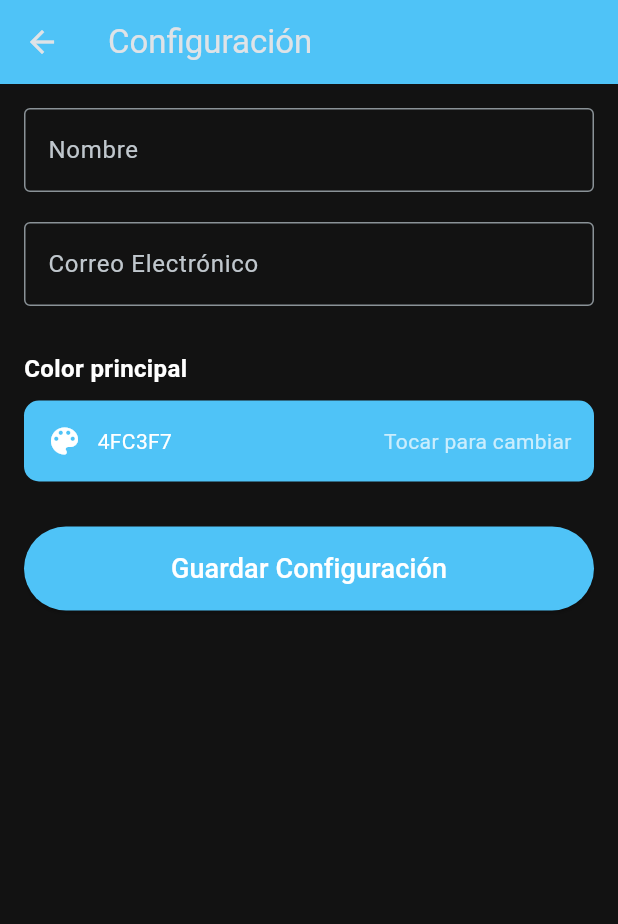
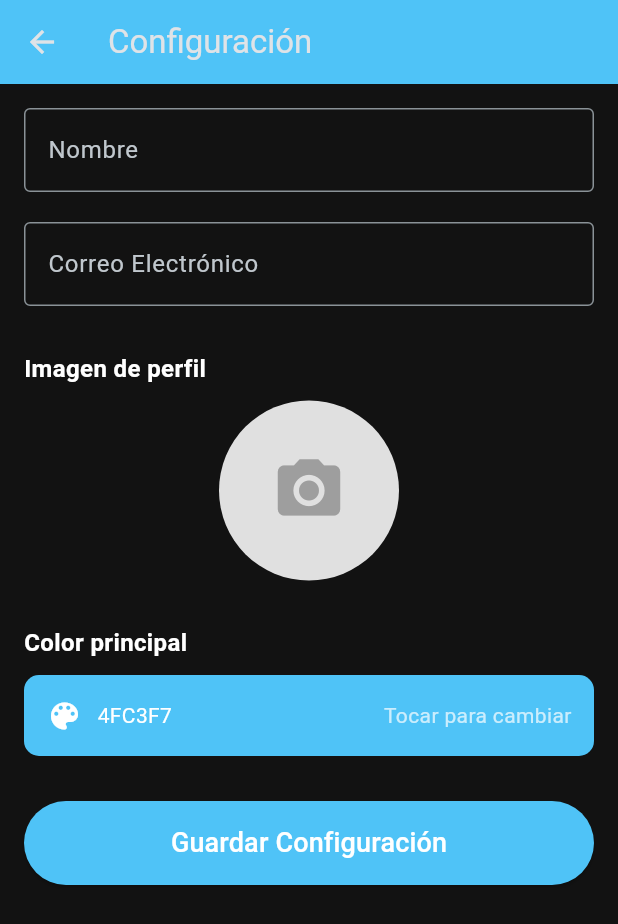
Before and after one commit to Awuitadeuwu/AppMusic, a Flutter app: the screen it shows after launch, item 2 of the bottom bar chosen, after a tap on the "menu" icon, after a tap on "Configuración", on a phone screen of 412 x 824 dp. Shown: the top 924 px of the screen. Run offline on Flutter 3.47's test engine with Material 3 defaults, Android fonts, the phone set to English and light mode, and no system bars; our stand-ins replace flutter_colorpicker, image_picker, shared_preferences.

Commit message:
Segundo comit

```diff
--- a/lib/home.dart
+++ b/lib/home.dart
@@ -1,40 +1,10 @@
+import 'dart:io';
 import 'package:flutter/material.dart';
 import 'package:shared_preferences/shared_preferences.dart';
 import 'views/list_view.dart';
 import 'views/card_view.dart';
 import 'views/grid_view.dart';
 import 'views/settings_screen.dart';
-
-class ExampleDestination {
-  const ExampleDestination(this.label, this.icon, this.selectedIcon);
-
-  final String label;
-  final Widget icon;
-  final Widget selectedIcon;
-}
-
-const List<ExampleDestination> destinations = <ExampleDestination>[
-  ExampleDestination(
-      'List',
-      Icon(Icons.list_outlined),
-      Icon(Icons.list)
-  ),
-  ExampleDestination(
-      'Card',
-      Icon(Icons.card_giftcard),
-      Icon(Icons.card_giftcard)
-  ),
-  ExampleDestination(
-      'Grid',
-      Icon(Icons.grid_on_outlined),
-      Icon(Icons.grid_on)
-  ),
-  ExampleDestination(
-      'Configuración',
-      Icon(Icons.settings_outlined),
-      Icon(Icons.settings)
-  ),
-];
 
 class HomeScreen extends StatefulWidget {
   final Function(Color) changeTheme;
@@ -49,6 +19,7 @@ class _HomeScreenState extends State<HomeScreen> {
   final GlobalKey<ScaffoldState> _scaffoldKey = GlobalKey<ScaffoldState>();
   String _userName = "App Menu";
   Color _primaryColor = const Color(0xFF4FC3F7);
+  File? _profileImage;
 
   @override
   void initState() {
@@ -62,24 +33,28 @@ class _HomeScreenState extends State<HomeScreen> {
       _userName = prefs.getString('name') ?? "App Menu";
       final colorValue = prefs.getInt('primary_color') ?? 0xFF4FC3F7;
       _primaryColor = Color(colorValue);
+      final imagePath = prefs.getString('profile_image');
+      if (imagePath != null) {
+        _profileImage = File(imagePath);
+      }
     });
   }
 
-  void _handleScreenChanged(int selectedIndex) {
+  void _handleScreenChanged() {
     _scaffoldKey.currentState?.closeDrawer();
-
-    if (selectedIndex < 3) {
-      setState(() {
-        _currentPageIndex = selectedIndex;
-      });
-    } else if (selectedIndex == 3) {
     Navigator.push(
       context,
-        MaterialPageRoute(builder: (context) => SettingsScreen(changeTheme: widget.changeTheme)),
+      MaterialPageRoute(builder: (context) => SettingsScreen(
+        changeTheme: widget.changeTheme,
+        updateProfileImage: (newImage) {
+          setState(() {
+            _profileImage = newImage != null ? File(newImage) : null;
+          });
+        },
+      )),
     ).then((_) async {
       await _loadPreferences();
     });
-    }
   }
 
   @override
@@ -129,6 +104,12 @@ class _HomeScreenState extends State<HomeScreen> {
             child: Column(
               crossAxisAlignment: CrossAxisAlignment.start,
               children: [
+                if (_profileImage != null)
+                  CircleAvatar(
+                    radius: 30,
+                    backgroundImage: FileImage(_profileImage!),
+                  )
+                else
                   const CircleAvatar(
                     radius: 30,
                     backgroundColor: Colors.white24,
@@ -165,35 +146,14 @@ class _HomeScreenState extends State<HomeScreen> {
               ],
             ),
           ),
-          ...destinations.map<Widget>((ExampleDestination destination) {
-            return ListTile(
-              leading: destination.icon,
-              title: Text(
-                destination.label,
-                style: const TextStyle(color: Colors.white),
-              ),
-              onTap: () => _handleScreenChanged(destinations.indexOf(destination)),
-              tileColor: _currentPageIndex == destinations.indexOf(destination)
-                  ? _primaryColor.withOpacity(0.5)
-                  : null,
-            );
-          }).toList(),
-          const Divider(color: Colors.white24, height: 20),
+          // Solo mostramos la opción de Configuración
           ListTile(
-            leading: const Icon(Icons.info_outline, color: Colors.white),
+            leading: const Icon(Icons.settings_outlined, color: Colors.white),
             title: const Text(
-              'About',
+              'Configuración',
               style: TextStyle(color: Colors.white),
             ),
-            onTap: () {
-              _scaffoldKey.currentState?.closeDrawer();
-              ScaffoldMessenger.of(context).showSnackBar(
-                SnackBar(
-                  content: const Text('About this app'),
-                  backgroundColor: _primaryColor,
-                ),
-              );
-            },
+            onTap: _handleScreenChanged,
           ),
         ],
       ),
--- a/lib/views/settings_screen.dart
+++ b/lib/views/settings_screen.dart
@@ -1,10 +1,18 @@
+import 'dart:io'; // Agregar esto
 import 'package:flutter/material.dart';
 import 'package:flutter_colorpicker/flutter_colorpicker.dart';
+import 'package:image_picker/image_picker.dart'; // Agregar esto
 import 'package:shared_preferences/shared_preferences.dart';
 
 class SettingsScreen extends StatefulWidget {
   final Function(Color) changeTheme;
-  const SettingsScreen({super.key, required this.changeTheme});
+  final Function(String?) updateProfileImage;
+
+  const SettingsScreen({
+    super.key,
+    required this.changeTheme,
+    required this.updateProfileImage,
+  });
 
   @override
   State<SettingsScreen> createState() => _SettingsScreenState();
@@ -15,6 +23,8 @@ class _SettingsScreenState extends State<SettingsScreen> {
   final TextEditingController _nameController = TextEditingController();
   final TextEditingController _emailController = TextEditingController();
   Color _currentColor = const Color(0xFF4FC3F7);
+  File? _profileImage; // Para la imagen seleccionada
+  final ImagePicker _picker = ImagePicker();
 
   @override
   void initState() {
@@ -29,6 +39,10 @@ class _SettingsScreenState extends State<SettingsScreen> {
       _emailController.text = prefs.getString('email') ?? '';
       final colorValue = prefs.getInt('primary_color') ?? 0xFF4FC3F7;
       _currentColor = Color(colorValue);
+      final imagePath = prefs.getString('profile_image');
+      if (imagePath != null) {
+        _profileImage = File(imagePath);
+      }
     });
   }
 
@@ -38,6 +52,15 @@ class _SettingsScreenState extends State<SettingsScreen> {
       await prefs.setString('name', _nameController.text);
       await prefs.setString('email', _emailController.text);
       await prefs.setInt('primary_color', _currentColor.value);
+
+      // Guardar la ruta de la imagen
+      if (_profileImage != null) {
+        await prefs.setString('profile_image', _profileImage!.path);
+        widget.updateProfileImage(_profileImage!.path);
+      } else {
+        await prefs.remove('profile_image');
+        widget.updateProfileImage(null);
+      }
 
       widget.changeTheme(_currentColor);
 
@@ -82,6 +105,21 @@ class _SettingsScreenState extends State<SettingsScreen> {
     );
   }
 
+  Future<void> _pickImage() async {
+    final XFile? image = await _picker.pickImage(source: ImageSource.gallery);
+    if (image != null) {
+      setState(() {
+        _profileImage = File(image.path);
+      });
+    }
+  }
+
+  void _removeImage() {
+    setState(() {
+      _profileImage = null;
+    });
+  }
+
   @override
   Widget build(BuildContext context) {
     return Scaffold(
@@ -123,6 +161,40 @@ class _SettingsScreenState extends State<SettingsScreen> {
                   }
                   return null;
                 },
+              ),
+              const SizedBox(height: 30),
+              const Text(
+                'Imagen de perfil',
+                style: TextStyle(fontSize: 16, fontWeight: FontWeight.bold),
+              ),
+              const SizedBox(height: 10),
+              Center(
+                child: Stack(
+                  children: [
+                    GestureDetector(
+                      onTap: _pickImage,
+                      child: CircleAvatar(
+                        radius: 60,
+                        backgroundColor: Colors.grey[300],
+                        backgroundImage: _profileImage != null
+                            ? FileImage(_profileImage!)
+                            : null,
+                        child: _profileImage == null
+                            ? const Icon(Icons.camera_alt, size: 50, color: Colors.grey)
+                            : null,
+                      ),
+                    ),
+                    if (_profileImage != null)
+                      Positioned(
+                        bottom: 0,
+                        right: 0,
+                        child: IconButton(
+                          icon: const Icon(Icons.delete, color: Colors.red),
+                          onPressed: _removeImage,
+                        ),
+                      ),
+                  ],
+                ),
               ),
               const SizedBox(height: 30),
               const Text(
--- a/pubspec.yaml
+++ b/pubspec.yaml
@@ -32,7 +32,7 @@ dependencies:
     sdk: flutter
   shared_preferences: ^2.2.2
   flutter_colorpicker: ^1.0.3
-
+  image_picker: ^1.0.4 # Agregar esta línea
   # The following adds the Cupertino Icons font to your application.
   # Use with the CupertinoIcons class for iOS style icons.
   cupertino_icons: ^1.0.8
```
Also changed, not shown: lib/main.dart (indentation only), pubspec.lock, 1 other file. Lines whose indentation alone changed are shown as unchanged.
